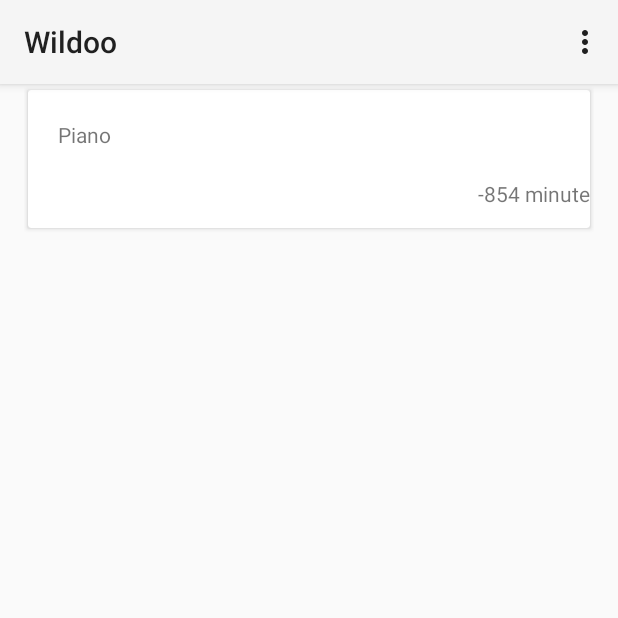
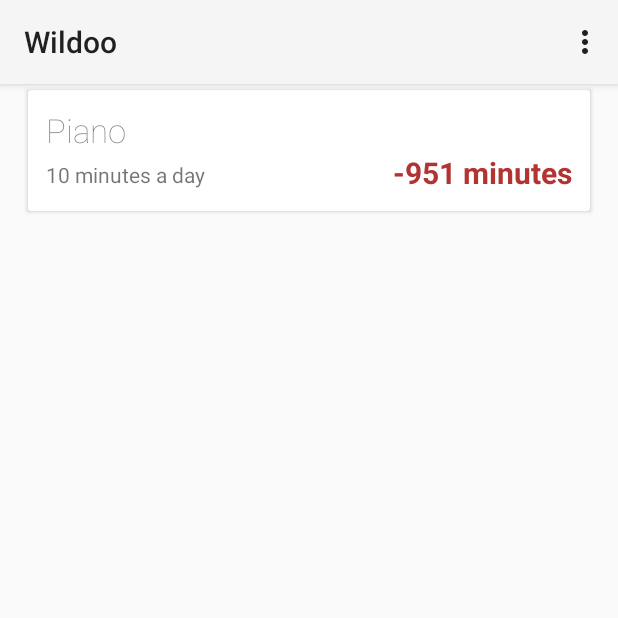
Before and after one commit to Epipong/wildoo, an Android app: the screen it shows after launch (MainActivity), on a phone screen of 412 x 824 dp, the top half of it. Run offline under Robolectric (Android 15) with nearby library versions, the phone set to English and light mode, and no system bars.

Commit message:
improve GUI design

```diff
--- a/app/src/main/java/com/davy/adrien/wildoo/CardsAdapter.java
+++ b/app/src/main/java/com/davy/adrien/wildoo/CardsAdapter.java
@@ -72,7 +72,15 @@ public class CardsAdapter extends RecyclerView.Adapter<CardsAdapter.ViewHolder>
             TextView tsk_status = (TextView) mView.findViewById(R.id.task_status);
 
             tsk_name.setText(tsk.getName());
-            tsk_status.setText(tsk.computeStatus() + " " + tsk.getUnit());
+
+            long task_status = tsk.computeStatus();
+
+            tsk_status.setText(task_status + " " + tsk.getUnit());
+
+            if (task_status < 0)
+                tsk_status.setTextColor(0xFFB23432);
+            else
+                tsk_status.setTextColor(0xFF57FF8B);
         }
     }
 
--- a/app/src/main/java/com/davy/adrien/wildoo/MainActivity.java
+++ b/app/src/main/java/com/davy/adrien/wildoo/MainActivity.java
@@ -25,7 +25,7 @@ public class MainActivity extends Activity {
     private JSONObject readTaskJSON() throws IOException, JSONException
     {
         String filename = "tasks.json";
-        String string = "{ \"tasks\" : [ { \"name\" : \"Piano\", \"timestamp_create\" : \"1424086908000\", \"done\": 32, \"step\" : 86400, \"objective_number\": 20, \"unit\" : \"minute\"}] }";
+        String string = "{ \"tasks\" : [ { \"name\" : \"Piano\", \"timestamp_create\" : \"1424086908000\", \"done\": 32, \"step\" : 86400, \"objective_number\": 20, \"unit\" : \"minutes\"}] }";
         FileOutputStream outputStream;
 
         try {
--- a/app/src/main/res/layout/task_card_view.xml
+++ b/app/src/main/res/layout/task_card_view.xml
@@ -3,7 +3,8 @@
     xmlns:android="http://schemas.android.com/apk/res/android"
     xmlns:card_view="http://schemas.android.com/apk/res-auto"
     android:layout_width="match_parent"
-    android:layout_height="100dp"
+    android:layout_height="wrap_content"
+    card_view:contentPadding="12dp"
     card_view:cardUseCompatPadding="true" >
 
     <RelativeLayout
@@ -14,15 +15,25 @@
             android:layout_width="wrap_content"
             android:layout_height="wrap_content"
             android:id="@+id/task_name"
-            android:padding="20dp"
+            android:textSize="22dp"
+            android:fontFamily="sans-serif-thin"
             android:text="Hello world" />
         <TextView
-            android:layout_width="match_parent"
+            android:paddingTop="5dp"
+            android:layout_width="wrap_content"
+            android:layout_height="wrap_content"
+            android:text="10 minutes a day"
+            android:id="@+id/task_description"
+            android:layout_below="@id/task_name" />
+        <TextView
+            android:layout_width="wrap_content"
             android:layout_height="match_parent"
             android:id="@+id/task_status"
             android:layout_alignParentRight="true"
             android:layout_below="@id/task_name"
             android:gravity="right"
+            android:textStyle="bold"
+            android:textSize="20dp"
             android:text = "Task time" />
 
     </RelativeLayout>
```
